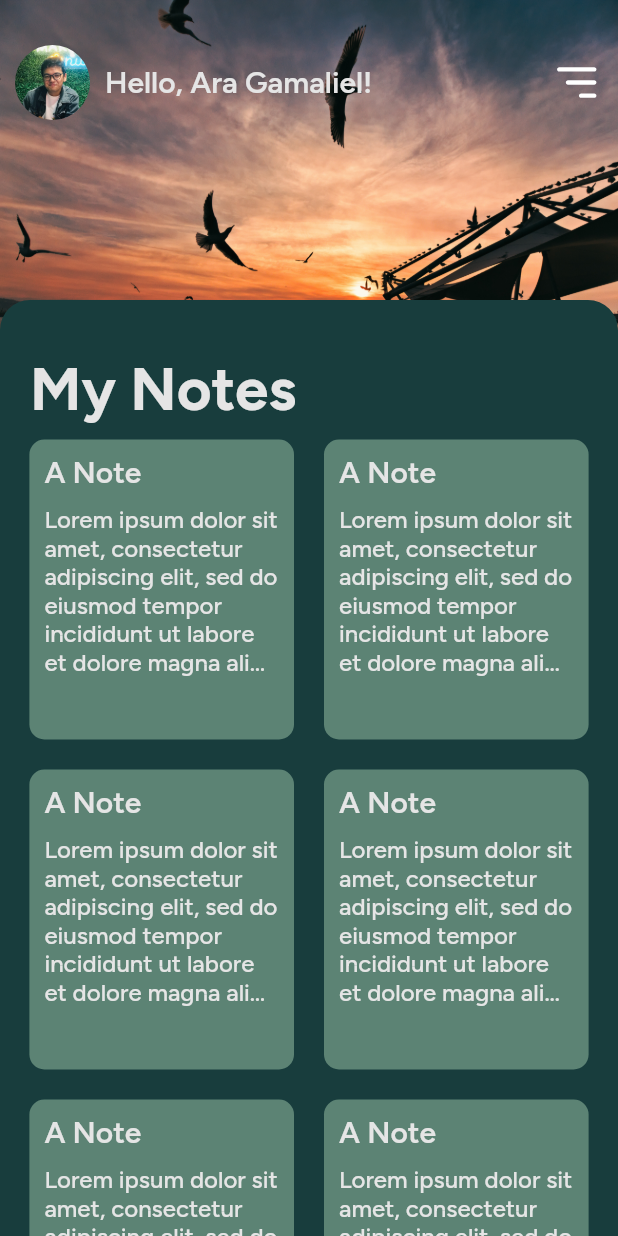
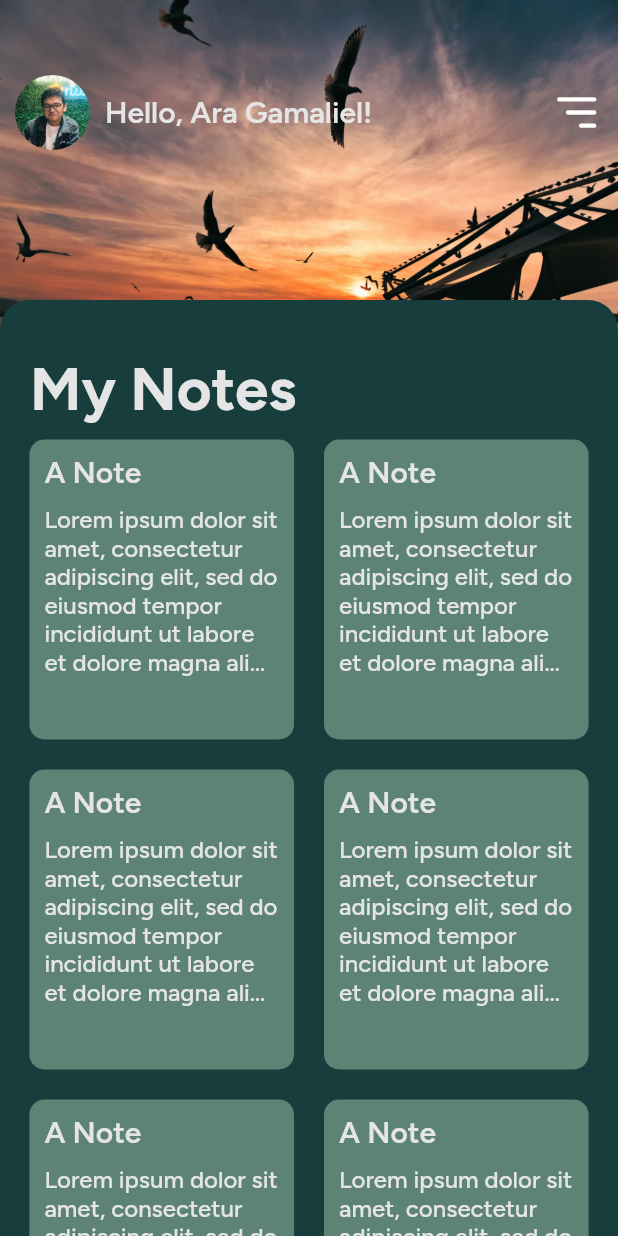
Before and after one commit to gamalielara/decipher, a Flutter app: the screen it shows after launch, after a tap on "Login with Google", on a phone screen of 412 x 824 dp. Run offline on Flutter 3.47's test engine with Material 2 defaults, Android fonts, the phone set to English and light mode, and no system bars; our stand-ins replace flutter_svg.

```diff
--- a/lib/screens/home/home_screen.dart
+++ b/lib/screens/home/home_screen.dart
@@ -22,13 +22,12 @@ class _HomeScreenState extends State<HomeScreen> {
       color: AppThemeColor.bgColor,
       width: double.infinity,
       height: double.infinity,
-        child: SafeArea(
       child: Stack(
         children: [
           Header(),
           Body(),
         ],
       ),
-        ));
+    );
   }
 }
--- a/lib/screens/home/widgets/body.dart
+++ b/lib/screens/home/widgets/body.dart
@@ -11,12 +11,12 @@ class Body extends StatelessWidget {
     return SingleChildScrollView(
         scrollDirection: Axis.vertical,
         child: Container(
-          margin: EdgeInsets.only(top: 200),
-          padding: EdgeInsets.symmetric(horizontal: 10, vertical: 10),
+          margin: const EdgeInsets.only(top: 200),
+          padding: const EdgeInsets.symmetric(horizontal: 10, vertical: 10),
           decoration: BoxDecoration(
-            borderRadius: BorderRadius.only(
-              topLeft: Radius.circular(20),
-              topRight: Radius.circular(20),
+            borderRadius: const BorderRadius.only(
+              topLeft:  Radius.circular(20),
+              topRight:  Radius.circular(20),
             ),
             color: AppThemeColor.dark,
           ),
--- a/lib/screens/home/widgets/header.dart
+++ b/lib/screens/home/widgets/header.dart
@@ -18,7 +18,7 @@ class Header extends StatelessWidget {
           children: [
             const Positioned(top: 0, left: 0, right: 0, child: HomeBanner()),
             Padding(
-              padding: EdgeInsets.symmetric(vertical: 30, horizontal: 10),
+              padding: EdgeInsets.symmetric(vertical: 50, horizontal: 10),
               child: Row(
                 mainAxisAlignment: MainAxisAlignment.spaceBetween,
                 crossAxisAlignment: CrossAxisAlignment.center,
```
Also changed, not shown: lib/screens/note/main.dart (+82 -4 lines), assets/svg/chevron-left.svg (added), assets/svg/menu-three-dots.svg (added), assets/svg/save.svg (added). Lines whose indentation alone changed are shown as unchanged.
